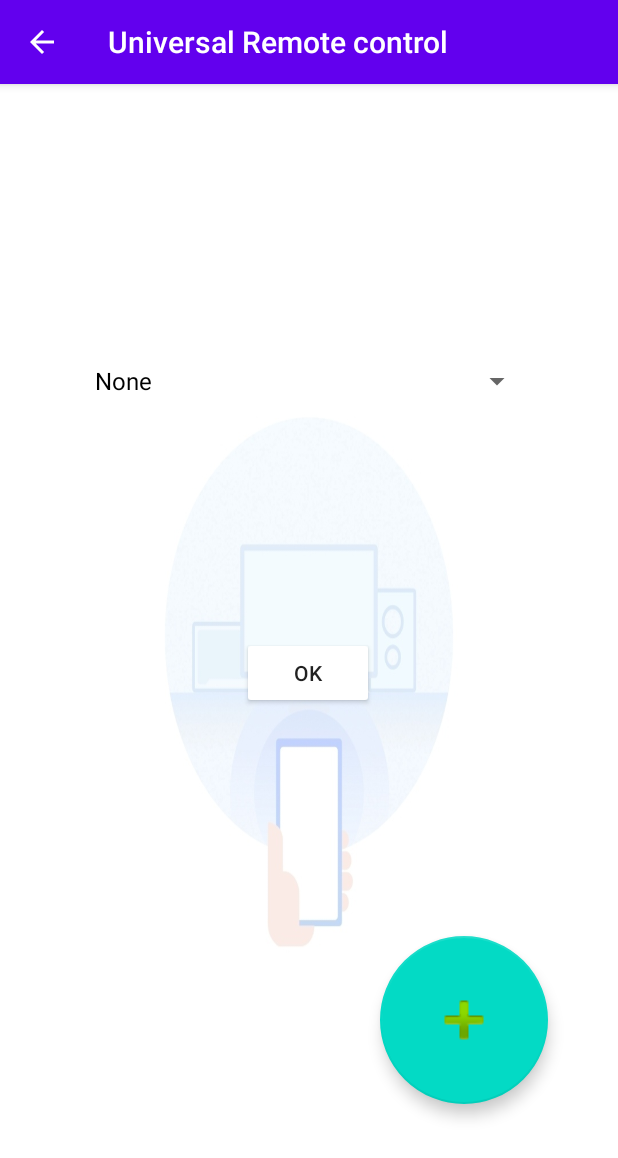
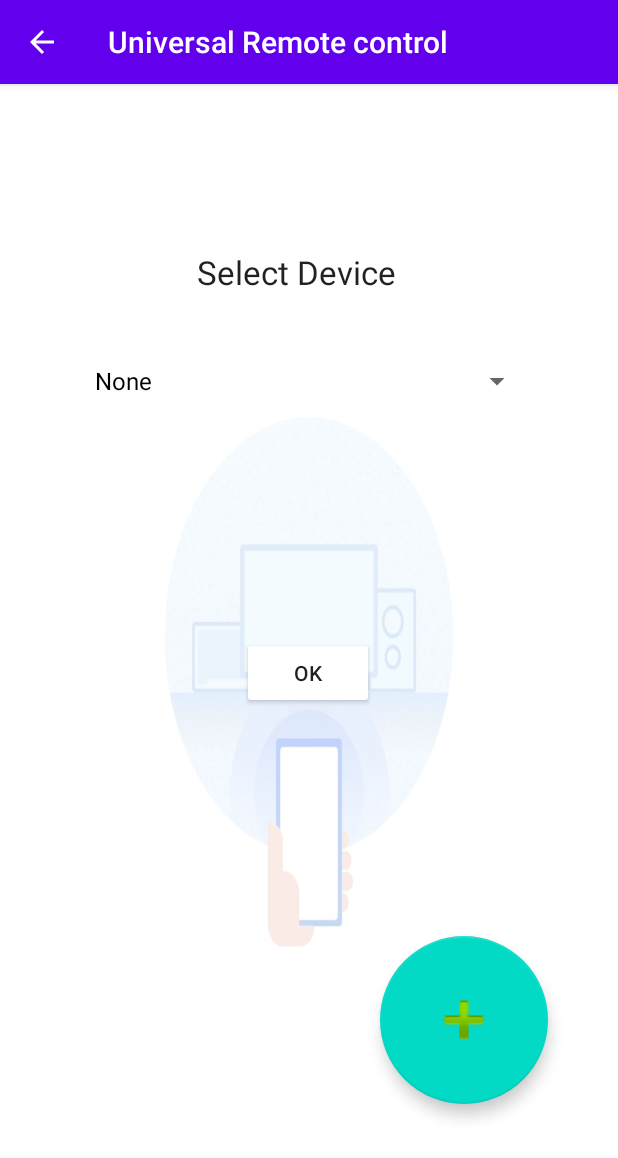
Before and after one commit to harithmanoj/Universal-IR-Remote-Android, an Android app: the DeviceSelect screen opened directly, with no data from a screen before it, on a phone screen of 412 x 824 dp. Shown: the top 1158 px of the screen. Run offline under Robolectric (Android 15) with nearby library versions, the phone set to English and light mode, and no system bars; our stand-ins replace Room's generated code.

Commit message:
Added textView for selecting device in second page

```diff
--- a/app/src/main/res/layout/activity_device_select.xml
+++ b/app/src/main/res/layout/activity_device_select.xml
@@ -66,4 +66,17 @@
         android:scaleX="2"
         android:scaleY="2"
         />
+
+    <TextView
+        android:id="@+id/textView_DeviceSelection"
+        android:layout_width="150dp"
+        android:layout_height="50dp"
+        android:text="Select Device"
+        android:textAppearance="@style/TextAppearance.AppCompat.Large"
+        app:layout_constraintBottom_toBottomOf="parent"
+        app:layout_constraintEnd_toEndOf="parent"
+        app:layout_constraintHorizontal_bias="0.501"
+        app:layout_constraintStart_toStartOf="parent"
+        app:layout_constraintTop_toTopOf="parent"
+        app:layout_constraintVertical_bias="0.154" />
 </androidx.constraintlayout.widget.ConstraintLayout>
```
